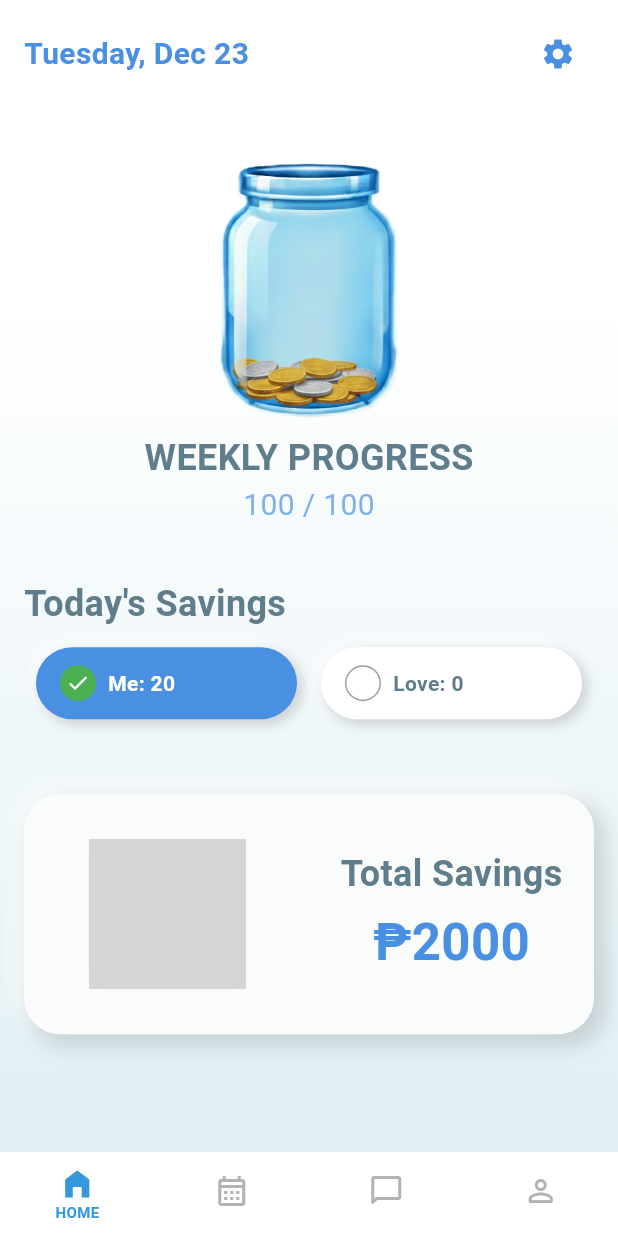
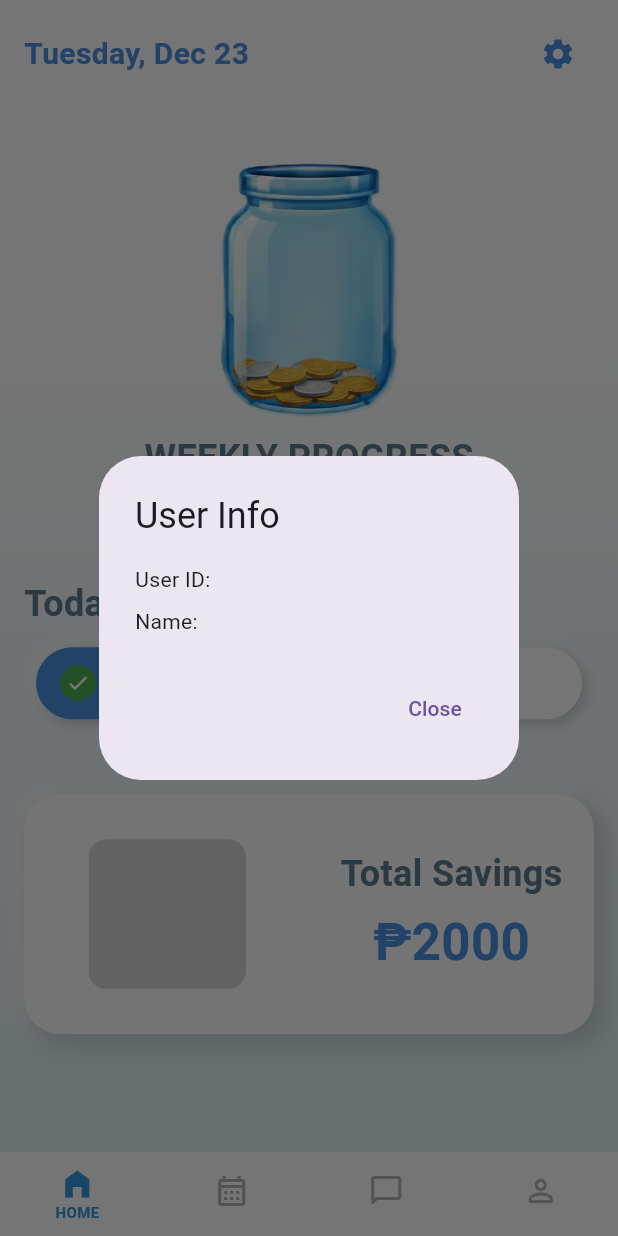
Before and after one commit to xebec1234/DateJar, a Flutter app: the MainHomeScreen screen opened by its route, after a tap on the "settings" icon, on a phone screen of 412 x 824 dp. Run offline on Flutter 3.47's test engine with Material 3 defaults, Android fonts, the phone set to English and light mode, and no system bars; drawn by our look-alikes of video_player; our stand-ins replace flutter_secure_storage; accounts and stored records are empty; grey boxes are pictures that could not be loaded.

Commit message:
Added User Info in Storage

```diff
--- a/lib/core/constant/api_constant.dart
+++ b/lib/core/constant/api_constant.dart
@@ -5,5 +5,5 @@ class ApiConstants {
   static const String register = "$baseUrl/register";
   static const String logout = "$baseUrl/logout";
 
-  static const String users = "$baseUrl/users";
+  static const String users = "$baseUrl/user";
 }
--- a/lib/features/auth/login_screen.dart
+++ b/lib/features/auth/login_screen.dart
@@ -1,3 +1,4 @@
+import 'package:datejar_frontend/core/services/user_service.dart';
 import 'package:flutter/material.dart';
 import '../../core/theme/app_colors.dart';
 import '../../core/theme/app_theme.dart';
@@ -53,10 +54,19 @@ class _LoginScreenState extends State<LoginScreen> {
       // Example: navigate if login successful
       if (response['token'] != null) {
         print("Login successful!");
-        print("Token: ${response['token']}");
 
         await storage.write(key: 'token', value: response['token']);
-        print("Token saved successfully");
+
+        // Fetch user info
+        try {
+          final userData = await UserService.fetchUser();
+          // Save user info locally if you want
+          await storage.write(key: 'userId', value: userData['id'].toString());
+          await storage.write(key: 'name', value: userData['name']);
+          print("User info saved: $userData");
+        } catch (e) {
+          print("Failed to fetch user info: $e");
+        }
 
         Navigator.pushReplacementNamed(context, '/home');
       } else {
--- a/lib/features/home/home_screen.dart
+++ b/lib/features/home/home_screen.dart
@@ -2,12 +2,17 @@ import 'package:flutter/material.dart';
 import 'package:intl/intl.dart';
 import '../../core/theme/app_colors.dart';
 import '../../core/widgets/tulips_widget.dart';
+import 'partner_dialog.dart';
+
+import 'package:flutter_secure_storage/flutter_secure_storage.dart';
 
 class HomeScreen extends StatelessWidget {
   const HomeScreen({super.key});
 
   @override
   Widget build(BuildContext context) {
+    final storage = FlutterSecureStorage();
+
     final String today = DateFormat('EEEE, MMM d').format(DateTime.now());
 
     // 🔜 How this becomes dynamic later
@@ -122,8 +127,15 @@ class HomeScreen extends StatelessWidget {
                 IconButton(
                   icon: const Icon(Icons.settings),
                   color: AppColors.primary,
-                  onPressed: () {
-                    print('Settings button pressed');
+                  onPressed: () async {
+                    final userId = await storage.read(key: 'userId') ?? '';
+                    final name = await storage.read(key: 'name') ?? '';
+
+                    showDialog(
+                      context: context,
+                      builder: (context) =>
+                          PartnerDialog(userId: userId, name: name),
+                    );
                   },
                 ),
               ],
--- /dev/null
+++ b/lib/features/home/partner_dialog.dart
@@ -0,0 +1,34 @@
+import 'package:flutter/material.dart';
+
+class PartnerDialog extends StatelessWidget {
+  final String userId;
+  final String name;
+
+  const PartnerDialog({
+    super.key,
+    required this.userId,
+    required this.name,
+  });
+
+  @override
+  Widget build(BuildContext context) {
+    return AlertDialog(
+      title: const Text('User Info'),
+      content: Column(
+        mainAxisSize: MainAxisSize.min,
+        crossAxisAlignment: CrossAxisAlignment.start,
+        children: [
+          Text('User ID: $userId'),
+          const SizedBox(height: 8),
+          Text('Name: $name'),
+        ],
+      ),
+      actions: [
+        TextButton(
+          onPressed: () => Navigator.of(context).pop(),
+          child: const Text('Close'),
+        ),
+      ],
+    );
+  }
+}
```
Also changed, not shown: lib/core/services/api_service.dart (+21 -4 lines), lib/core/services/user_service.dart (added, +15 -0 lines).
